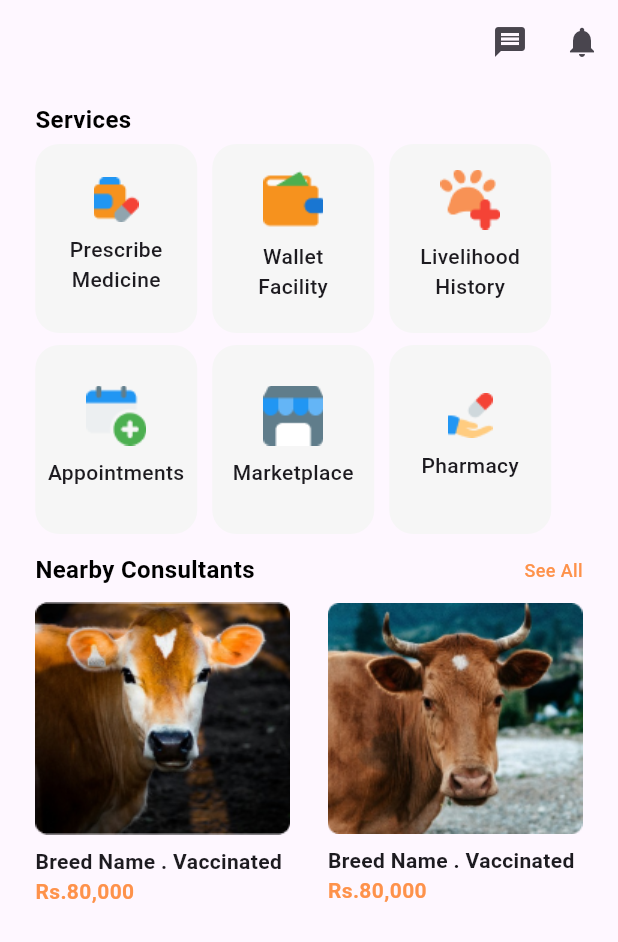
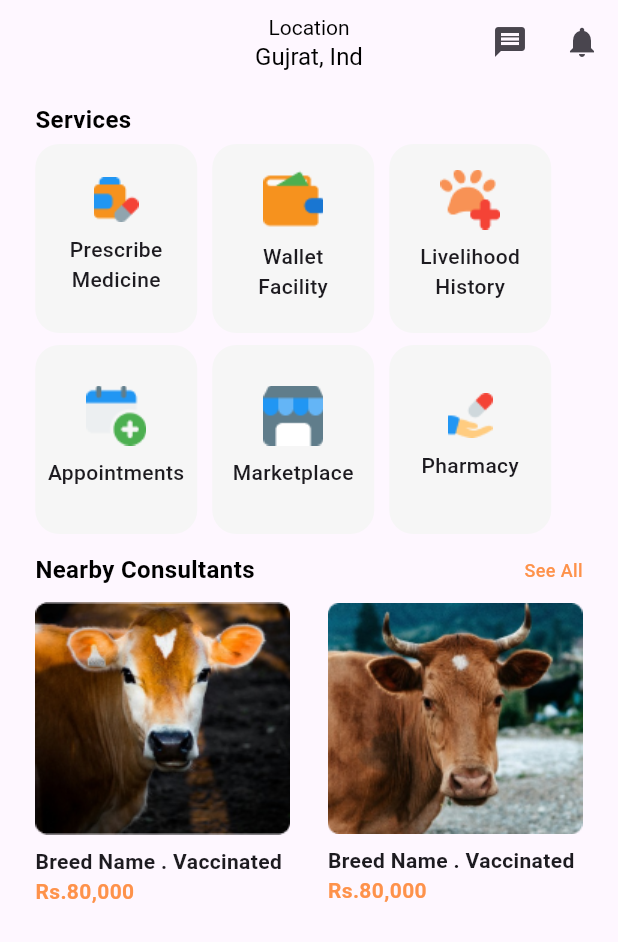
Before and after one commit to Mohassan521/PashuSevak, a Flutter app: the screen it shows after launch, on a phone screen of 412 x 824 dp. Shown: the top 942 px of the screen. Run offline on Flutter 3.47's test engine with Material 3 defaults, Android fonts, the light colour scheme and no system bars; our stand-ins replace cloud_firestore, firebase_auth, firebase_core, fluttertoast, font_awesome_flutter; accounts and stored records are empty.

Commit message:
doctor and cattlefarmer home page completed

```diff
--- a/lib/screens/cattleFarmHome.dart
+++ b/lib/screens/cattleFarmHome.dart
@@ -115,6 +115,7 @@ class _CattleFarmHomePageState extends State<CattleFarmHomePage> {
                       ServiceTiles(
                         image: "assets/images/trainingFacility.png",
                         name: "Training\nFacility",
+                        onTap: () {},
                       ),
                       SizedBox(
                         width: 10,
@@ -122,6 +123,7 @@ class _CattleFarmHomePageState extends State<CattleFarmHomePage> {
                       ServiceTiles(
                         image: "assets/images/emergencyCare.png",
                         name: "Emergency\nCare",
+                        onTap: () {},
                       ),
                       SizedBox(
                         width: 10,
@@ -129,6 +131,7 @@ class _CattleFarmHomePageState extends State<CattleFarmHomePage> {
                       ServiceTiles(
                         image: "assets/images/healthReport.png",
                         name: "Health\nReport",
+                        onTap: () {},
                       ),
                     ],
                   ),
@@ -143,6 +146,7 @@ class _CattleFarmHomePageState extends State<CattleFarmHomePage> {
                       ServiceTiles(
                         image: "assets/images/prescription.png",
                         name: "Prescription",
+                        onTap: () {},
                       ),
                       SizedBox(
                         width: 10,
@@ -150,6 +154,7 @@ class _CattleFarmHomePageState extends State<CattleFarmHomePage> {
                       ServiceTiles(
                         image: "assets/images/vetLabs.png",
                         name: "Vet Labs",
+                        onTap: () {},
                       ),
                       SizedBox(
                         width: 10,
@@ -157,6 +162,7 @@ class _CattleFarmHomePageState extends State<CattleFarmHomePage> {
                       ServiceTiles(
                         image: "assets/images/pharmacy.png",
                         name: "Pharmacy",
+                        onTap: () {},
                       ),
                     ],
                   ),
--- a/lib/screens/doctorHome.dart
+++ b/lib/screens/doctorHome.dart
@@ -13,6 +13,19 @@ class _DoctorHomePageState extends State<DoctorHomePage> {
   Widget build(BuildContext context) {
     return Scaffold(
       appBar: AppBar(
+        title: Column(
+          children: [
+            Text(
+              "Location",
+              style: TextStyle(fontSize: 14, color: Colors.black),
+            ),
+            Text(
+              "Gujrat, Ind",
+              style: TextStyle(fontSize: 16, color: Colors.black),
+            )
+          ],
+        ),
+        centerTitle: true,
         actions: [
           IconButton(
             onPressed: () {},
@@ -48,6 +61,7 @@ class _DoctorHomePageState extends State<DoctorHomePage> {
                 ServiceTiles(
                   image: "assets/images/prescription.png",
                   name: "Prescribe\nMedicine",
+                  onTap: () {},
                 ),
                 SizedBox(
                   width: 10,
@@ -55,6 +69,7 @@ class _DoctorHomePageState extends State<DoctorHomePage> {
                 ServiceTiles(
                   image: "assets/images/wallet.png",
                   name: "Wallet\nFacility",
+                  onTap: () {},
                 ),
                 SizedBox(
                   width: 10,
@@ -62,6 +77,7 @@ class _DoctorHomePageState extends State<DoctorHomePage> {
                 ServiceTiles(
                   image: "assets/images/emergencyCare.png",
                   name: "Livelihood\nHistory",
+                  onTap: () {},
                 ),
               ],
             ),
@@ -73,6 +89,7 @@ class _DoctorHomePageState extends State<DoctorHomePage> {
                 ServiceTiles(
                   image: "assets/images/app.png",
                   name: "Appointments",
+                  onTap: () {},
                 ),
                 SizedBox(
                   width: 10,
@@ -80,6 +97,7 @@ class _DoctorHomePageState extends State<DoctorHomePage> {
                 ServiceTiles(
                   image: "assets/images/marketplace.png",
                   name: "Marketplace",
+                  onTap: () {},
                 ),
                 SizedBox(
                   width: 10,
@@ -87,6 +105,7 @@ class _DoctorHomePageState extends State<DoctorHomePage> {
                 ServiceTiles(
                   image: "assets/images/pharmacy.png",
                   name: "Pharmacy",
+                  onTap: () {},
                 ),
               ],
             ),
--- a/lib/widgets/serviceTiles.dart
+++ b/lib/widgets/serviceTiles.dart
@@ -3,11 +3,18 @@ import 'package:flutter/material.dart';
 class ServiceTiles extends StatelessWidget {
   final String name;
   final String image;
-  const ServiceTiles({super.key, required this.image, required this.name});
+  final void Function()? onTap;
+  const ServiceTiles(
+      {super.key,
+      required this.image,
+      required this.name,
+      required this.onTap});
 
   @override
   Widget build(BuildContext context) {
-    return Container(
+    return InkWell(
+      onTap: onTap,
+      child: Container(
         width: 108,
         height: 126,
         // padding: EdgeInsets.symmetric(horizontal: 26.5, vertical: 18.5),
@@ -29,6 +36,7 @@ class ServiceTiles extends StatelessWidget {
             )
           ],
         ),
+      ),
     );
   }
 }
```
Also changed, not shown: lib/screens/appointmentDetails.dart (added, +19 -0 lines). Lines whose indentation alone changed are shown as unchanged.
